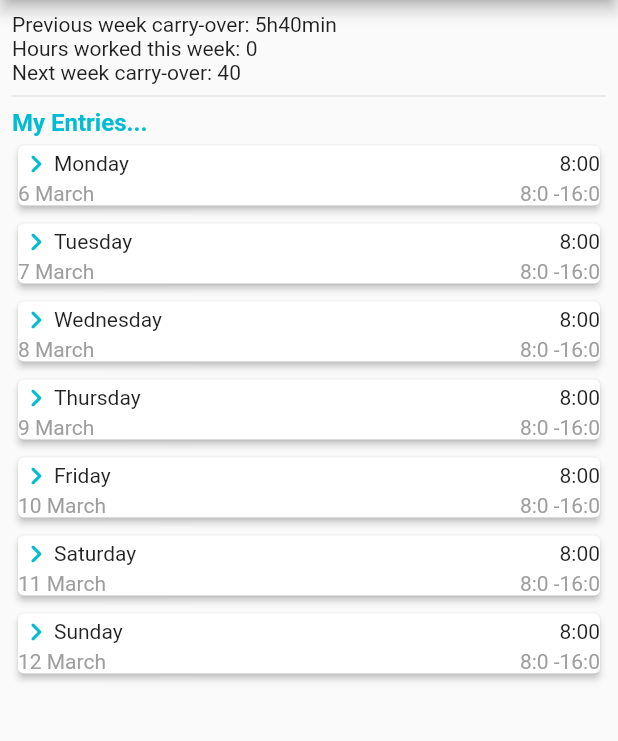
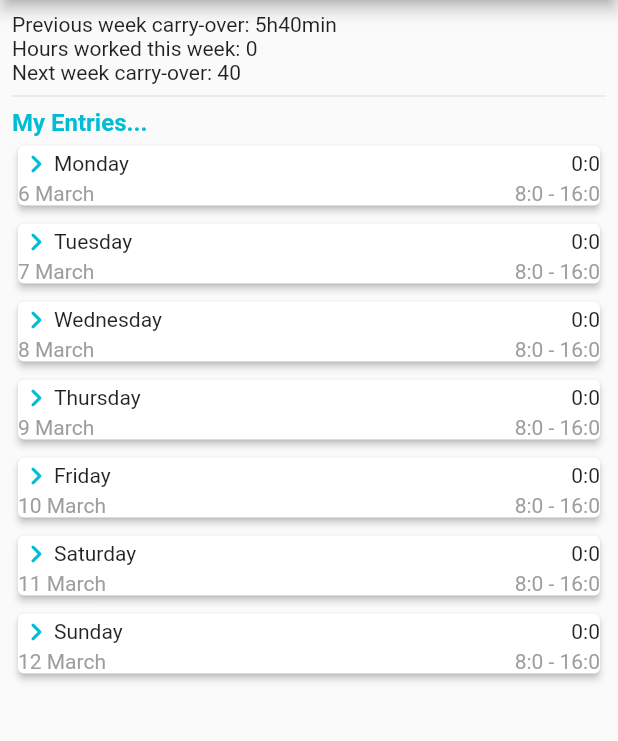
Before and after one commit to koorzenb/timelogger_app, a Flutter app: the screen it shows after launch, on a phone screen of 412 x 824 dp, the part 84-825 px from its top. Run offline on Flutter 3.47's test engine with Material 2 defaults, Android fonts, the phone set to English and light mode, and no system bars; our stand-ins replace get, timezone.

Commit message:
Calculating duration and adding to list

```diff
--- a/lib/controllers/entries_controller.dart
+++ b/lib/controllers/entries_controller.dart
@@ -1,3 +1,4 @@
+import 'package:flutter/material.dart';
 import 'package:get/get.dart';
 import 'package:timelogger_app/helpers/date_entry_helper.dart';
 
@@ -24,8 +25,9 @@ class EntriesController extends GetxController {
     return EntriesController._();
   }
 
-  updateDateEntry(int idx) {
-    DateEntryHelper.updateEntry(dateEntries, idx, 8);
+  updateDateEntry(int idx, TimeOfDay startTime, TimeOfDay endTime) {
+    final duration = Duration(hours: endTime.hour - startTime.hour, minutes: endTime.minute - startTime.minute);
+    DateEntryHelper.updateEntry(dateEntries, idx, duration);
     hoursWorked = DateEntryHelper.calculateHoursWorked(dateEntries);
     update();
   }
--- a/lib/helpers/date_entry_helper.dart
+++ b/lib/helpers/date_entry_helper.dart
@@ -36,7 +36,7 @@ class DateEntryHelper {
     return hoursWorked.inHours;
   }
 
-  static void updateEntry(List<DateEntry> dateEntries, int idx, int duration) {
-    dateEntries[idx].duration = Duration(hours: duration);
+  static void updateEntry(List<DateEntry> dateEntries, int idx, Duration duration) {
+    dateEntries[idx].duration = duration;
   }
 }
--- a/lib/screens/home_page.dart
+++ b/lib/screens/home_page.dart
@@ -71,7 +71,7 @@ class _HomePageState extends State<HomePage> {
                       final idx = entriesController.dateEntries.indexOf(dateEntry);
                       return DateEntryItem(
                         date: dateEntry.date,
-                        duration: const Duration(hours: 8),
+                        duration: dateEntry.duration,
                         idx: idx,
                       );
                     })
--- a/lib/widgets/date_entry_item.dart
+++ b/lib/widgets/date_entry_item.dart
@@ -1,4 +1,5 @@
 import 'package:flutter/material.dart';
+import 'package:timelogger_app/controllers/entries_controller.dart';
 import 'package:timelogger_app/utilities/sa_date_time.dart';
 import 'package:timezone/timezone.dart';
 
@@ -15,18 +16,18 @@ class DateEntryItem extends StatefulWidget {
 
 class _DateEntryItemState extends State<DateEntryItem> {
   bool hasStartingTime = false;
-  TimeOfDay _startingTime = const TimeOfDay(hour: 08, minute: 00);
+  TimeOfDay _startTime = const TimeOfDay(hour: 08, minute: 00);
   TimeOfDay _endTime = const TimeOfDay(hour: 16, minute: 00);
 
   void _selectTime() async {
     final TimeOfDay? newTime = await showTimePicker(
       context: context,
-      initialTime: hasStartingTime ? _endTime : _startingTime,
+      initialTime: hasStartingTime ? _endTime : _startTime,
     );
     if (newTime != null) {
       if (!hasStartingTime) {
         setState(() {
-          _startingTime = newTime;
+          _startTime = newTime;
         });
         hasStartingTime = true;
       } else {
@@ -34,8 +35,13 @@ class _DateEntryItemState extends State<DateEntryItem> {
           _endTime = newTime;
         });
         hasStartingTime = false;
+        EntriesController.getOrPut.updateDateEntry(widget.idx, _startTime, _endTime);
       }
     }
+  }
+
+  int _getDurationMinutes(Duration duration) {
+    return duration.inMinutes % 60;
   }
 
   @override
@@ -58,7 +64,7 @@ class _DateEntryItemState extends State<DateEntryItem> {
                     child: Text(SADateTime.getWeekday(widget.date)),
                   ),
                   Text('${widget.duration.inHours}'),
-                  const Text(':00'),
+                  Text(':${_getDurationMinutes(widget.duration)}'),
                 ],
               ),
               Row(
@@ -69,7 +75,7 @@ class _DateEntryItemState extends State<DateEntryItem> {
                     style: const TextStyle(color: Colors.grey),
                   ),
                   Text(
-                    "${_startingTime.hour}:${_startingTime.minute} -${_endTime.hour}:${_endTime.minute}",
+                    "${_startTime.hour}:${_startTime.minute} - ${_endTime.hour}:${_endTime.minute}",
                     style: const TextStyle(color: Colors.grey),
                   ),
                 ],
```
